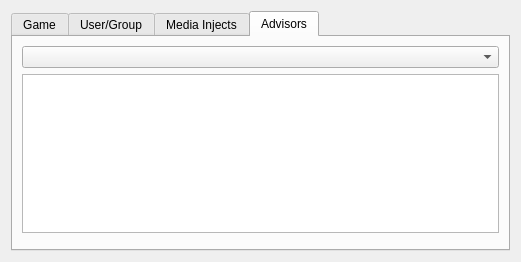
Before: the Qt Designer form ui/EditScenarioForm.ui in dmzdev/stance, drawn with Qt 5.
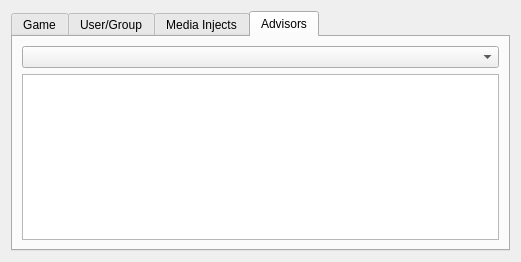
After: the same form once the commit is applied. The open tabs and pages were chosen to show the change.

Patch:
```diff
--- a/ui/EditScenarioForm.ui
+++ b/ui/EditScenarioForm.ui
@@ -246,19 +246,6 @@
        <item>
         <widget class="QListWidget" name="groupAdvisorList"/>
        </item>
-       <item>
-        <spacer name="verticalSpacer_11">
-         <property name="orientation">
-          <enum>Qt::Vertical</enum>
-         </property>
-         <property name="sizeHint" stdset="0">
-          <size>
-           <width>20</width>
-           <height>40</height>
-          </size>
-         </property>
-        </spacer>
-       </item>
       </layout>
      </widget>
     </widget>
```
